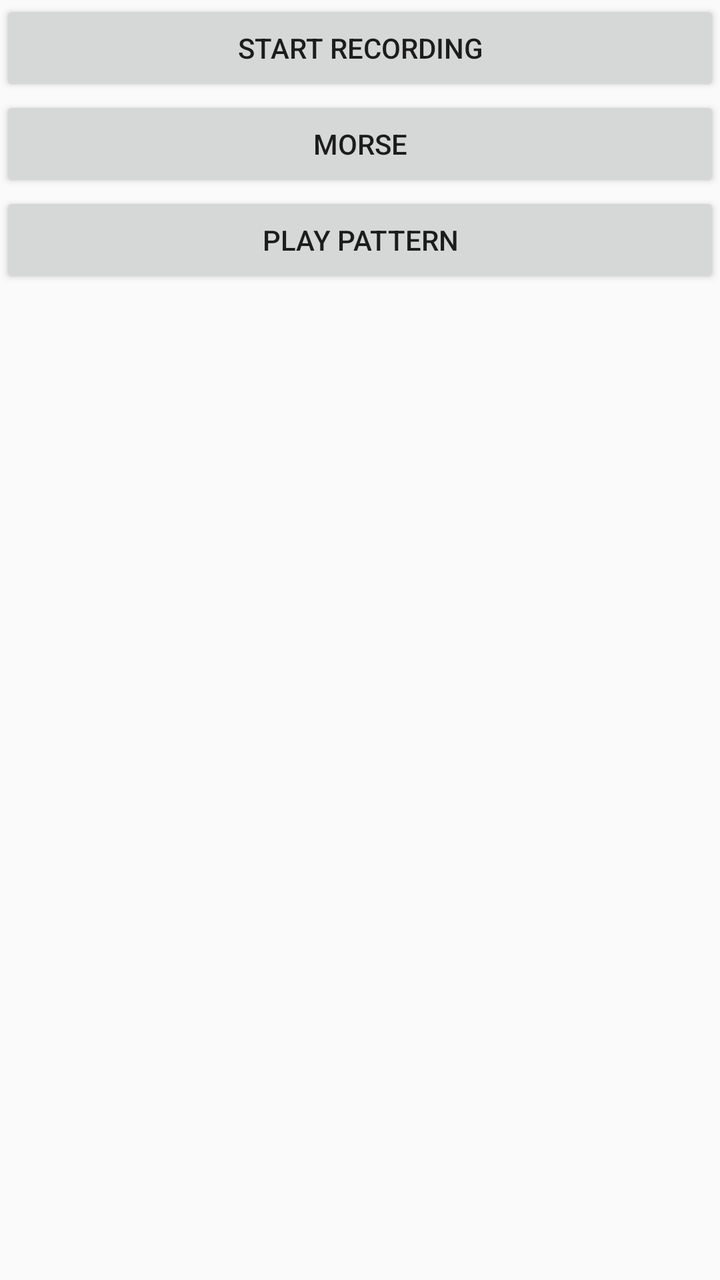
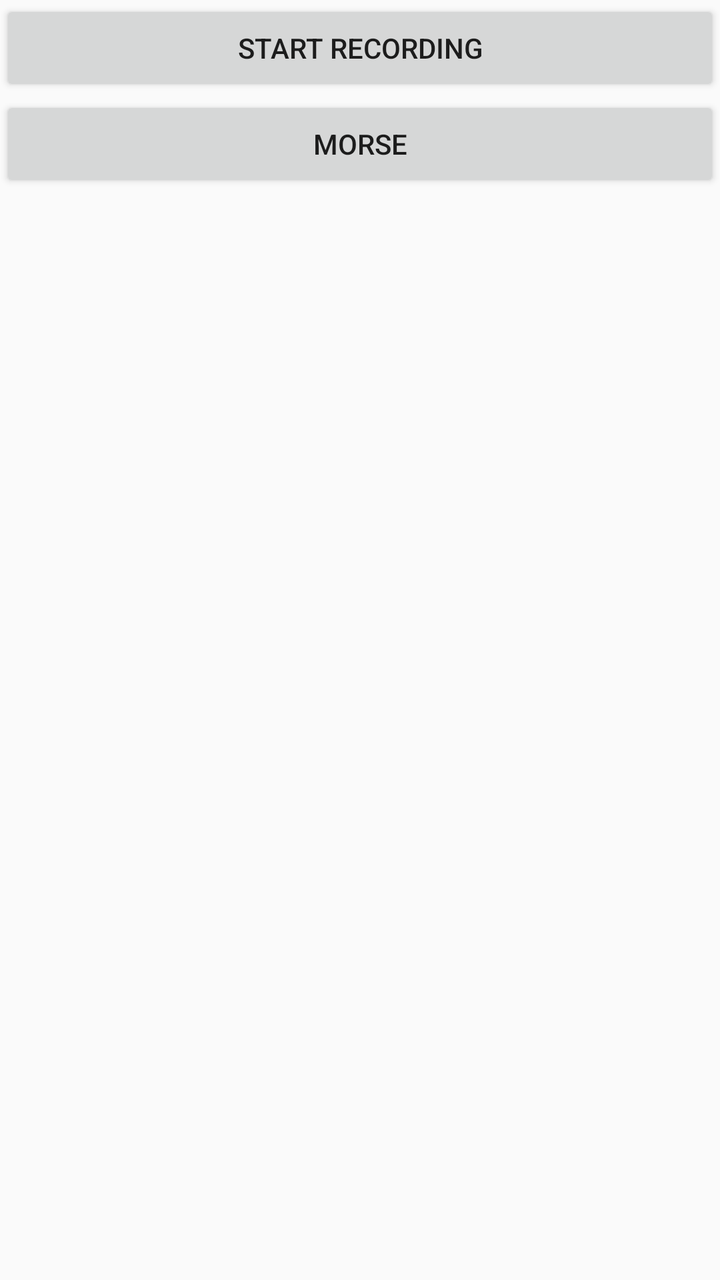

An Android layout rendered at two revisions. The XML below is the earlier revision; the diff shows what the commit changed to produce the second picture.
<!-- AndroidManifest.xml: application theme AppTheme -->
<!-- res/layout/activity_main.xml -->
<?xml version="1.0" encoding="utf-8"?>
<LinearLayout xmlns:android="http://schemas.android.com/apk/res/android"
    xmlns:app="http://schemas.android.com/apk/res-auto"
    xmlns:tools="http://schemas.android.com/tools"
    android:layout_width="match_parent"
    android:layout_height="match_parent"
    android:orientation="vertical"
    tools:context="ch.joris.morse.MainActivity">

    <LinearLayout
        android:layout_width="match_parent"
        android:layout_height="wrap_content"
        android:orientation="vertical">

        <Button
            android:id="@+id/recordButton"
            android:layout_width="match_parent"
            android:layout_height="wrap_content"
            android:text="Start Recording" />

        <Button
            android:id="@+id/morseButton"
            android:layout_width="match_parent"
            android:layout_height="wrap_content"
            android:text="Morse" />

        <Button
            android:id="@+id/playButton"
            android:layout_width="match_parent"
            android:layout_height="wrap_content"
            android:text="Play Pattern" />
    </LinearLayout>

    <LinearLayout
        android:layout_width="match_parent"
        android:layout_height="match_parent"
        android:orientation="vertical">

        <android.support.v7.widget.RecyclerView
            android:id="@+id/morseList"
            android:layout_width="match_parent"
            android:layout_height="match_parent" />
    </LinearLayout>


</LinearLayout>
<!-- resources referenced by this layout -->
<resources>
  <style name="AppTheme" parent="Theme.AppCompat.Light.DarkActionBar">
          
          <item name="colorPrimary">@color/colorPrimary</item>
          <item name="colorPrimaryDark">@color/colorPrimaryDark</item>
          <item name="colorAccent">@color/colorAccent</item>
      </style>
  <color name="colorPrimary">#3F51B5</color>
  <color name="colorPrimaryDark">#303F9F</color>
  <color name="colorAccent">#FF4081</color>
</resources>

<!-- the commit's change to res/layout/activity_main.xml (unified diff, before → after) -->
@@ -1,6 +1,5 @@
 <?xml version="1.0" encoding="utf-8"?>
 <LinearLayout xmlns:android="http://schemas.android.com/apk/res/android"
-    xmlns:app="http://schemas.android.com/apk/res-auto"
     xmlns:tools="http://schemas.android.com/tools"
     android:layout_width="match_parent"
     android:layout_height="match_parent"
@@ -24,11 +23,6 @@
             android:layout_height="wrap_content"
             android:text="Morse" />
 
-        <Button
-            android:id="@+id/playButton"
-            android:layout_width="match_parent"
-            android:layout_height="wrap_content"
-            android:text="Play Pattern" />
     </LinearLayout>
 
     <LinearLayout
